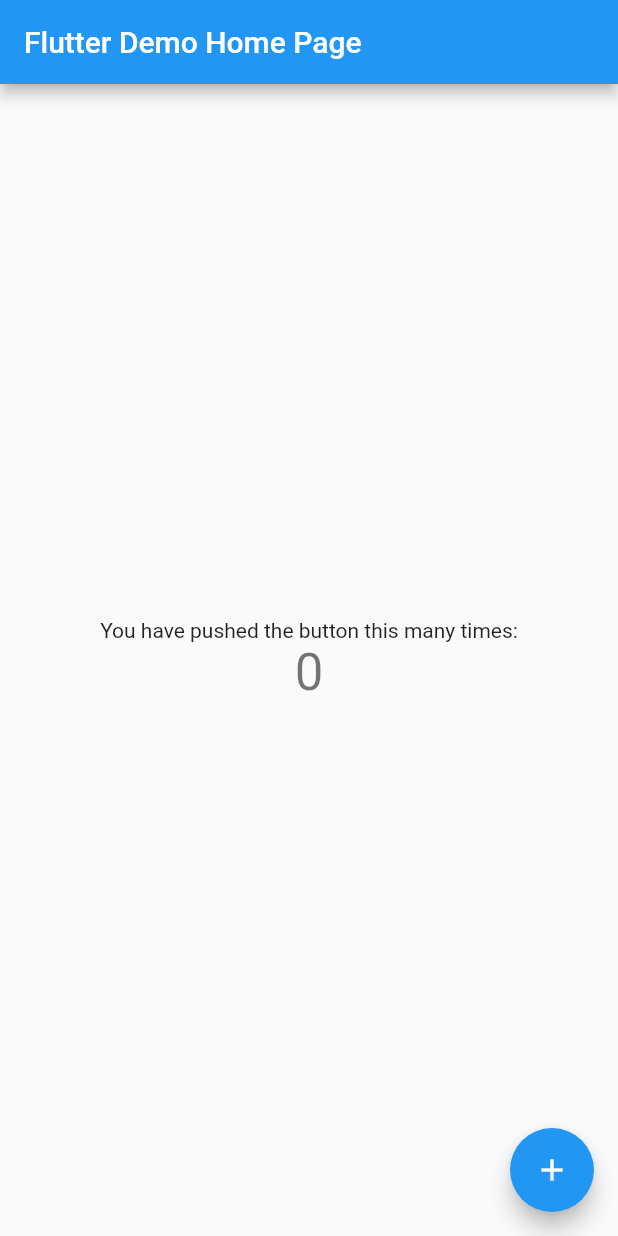
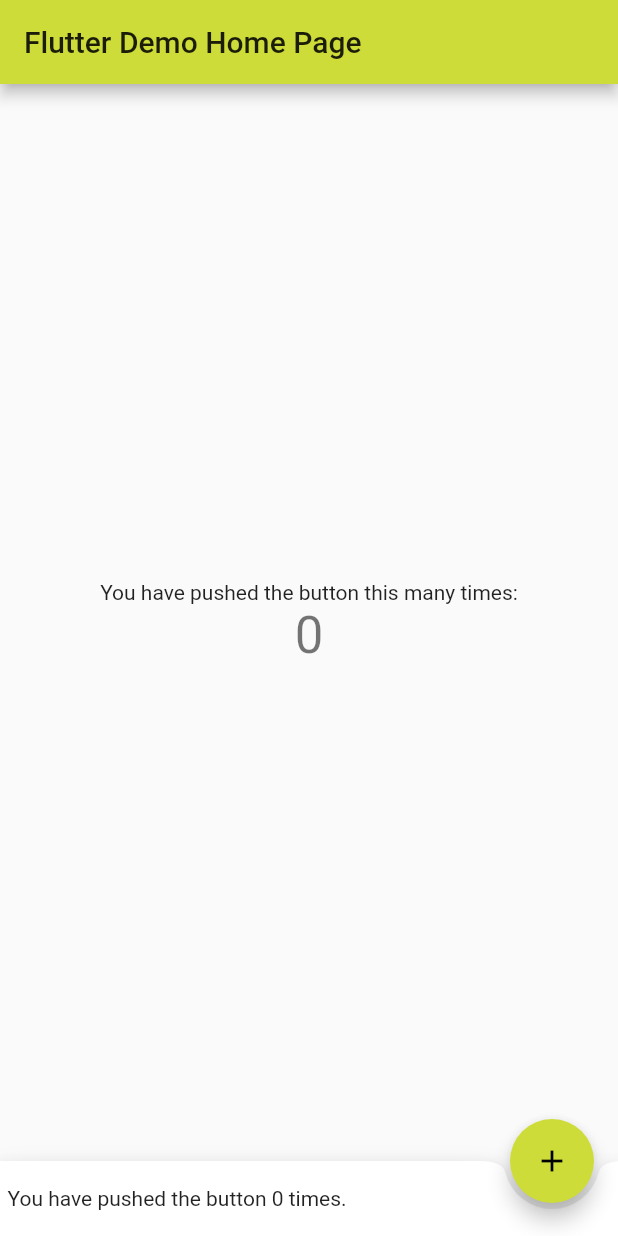
Before and after one commit to plaidScience/rpg_stats, a Flutter app: the screen it shows after launch, on a phone screen of 412 x 824 dp. Run offline on Flutter 3.47's test engine with Material 2 defaults, Android fonts, the phone set to English and light mode, and no system bars.

Commit message:
improved the class file and added some minor changes to the flutter app over break. changes made and not committed over break beacsuse i forgot

```diff
--- a/lib/main.dart
+++ b/lib/main.dart
@@ -8,17 +8,9 @@ class MyApp extends StatelessWidget {
   Widget build(BuildContext context) {
     return MaterialApp(
       title: 'Flutter Demo',
-      theme: ThemeData(
-        // This is the theme of your application.
-        //
-        // Try running your application with "flutter run". You'll see the
-        // application has a blue toolbar. Then, without quitting the app, try
-        // changing the primarySwatch below to Colors.green and then invoke
-        // "hot reload" (press "r" in the console where you ran "flutter run",
-        // or simply save your changes to "hot reload" in a Flutter IDE).
-        // Notice that the counter didn't reset back to zero; the application
-        // is not restarted.
-        primarySwatch: Colors.blue,
+      theme: ThemeData (
+        primarySwatch: Colors.lime,
+
       ),
       home: MyHomePage(title: 'Flutter Demo Home Page'),
     );
@@ -67,28 +59,10 @@ class _MyHomePageState extends State<MyHomePage> {
     // than having to individually change instances of widgets.
     return Scaffold(
       appBar: AppBar(
-        // Here we take the value from the MyHomePage object that was created by
-        // the App.build method, and use it to set our appbar title.
         title: Text(widget.title),
       ),
       body: Center(
-        // Center is a layout widget. It takes a single child and positions it
-        // in the middle of the parent.
-        child: Column(
-          // Column is also a layout widget. It takes a list of children and
-          // arranges them vertically. By default, it sizes itself to fit its
-          // children horizontally, and tries to be as tall as its parent.
-          //
-          // Invoke "debug painting" (press "p" in the console, choose the
-          // "Toggle Debug Paint" action from the Flutter Inspector in Android
-          // Studio, or the "Toggle Debug Paint" command in Visual Studio Code)
-          // to see the wireframe for each widget.
-          //
-          // Column has various properties to control how it sizes itself and
-          // how it positions its children. Here we use mainAxisAlignment to
-          // center the children vertically; the main axis here is the vertical
-          // axis because Columns are vertical (the cross axis would be
-          // horizontal).
+        child: Column (
           mainAxisAlignment: MainAxisAlignment.center,
           children: <Widget>[
             Text(
@@ -101,11 +75,24 @@ class _MyHomePageState extends State<MyHomePage> {
           ],
         ),
       ),
+      bottomNavigationBar: BottomAppBar(
+        shape: const CircularNotchedRectangle(),
+        child: Container(
+          height: 50.0,
+          alignment: Alignment.centerLeft,
+          padding: EdgeInsets.all(5.0),
+          child: Text(
+            'You have pushed the button $_counter times.',
+            textAlign: TextAlign.left,
+          ),
+        ),
+      ),
       floatingActionButton: FloatingActionButton(
         onPressed: _incrementCounter,
         tooltip: 'Increment',
         child: Icon(Icons.add),
-      ), // This trailing comma makes auto-formatting nicer for build methods.
+      ),
+      floatingActionButtonLocation: FloatingActionButtonLocation.endDocked,
     );
   }
 }
```
Also changed, not shown: lib/statClasses.dart (+109 -17 lines).
